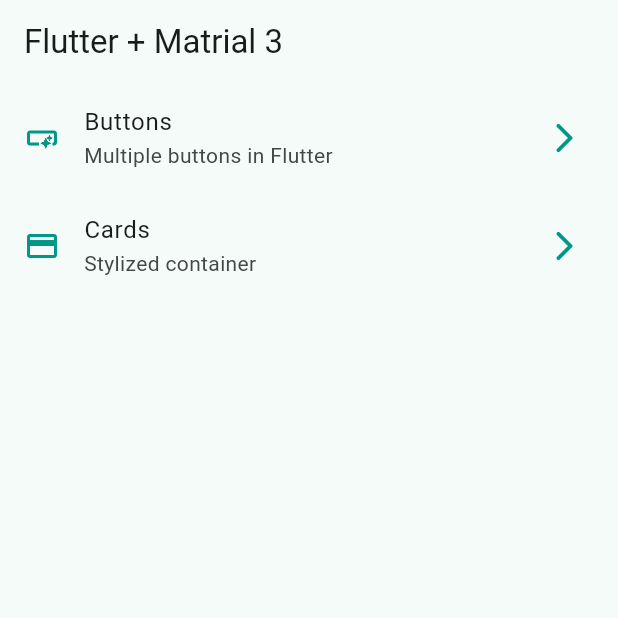
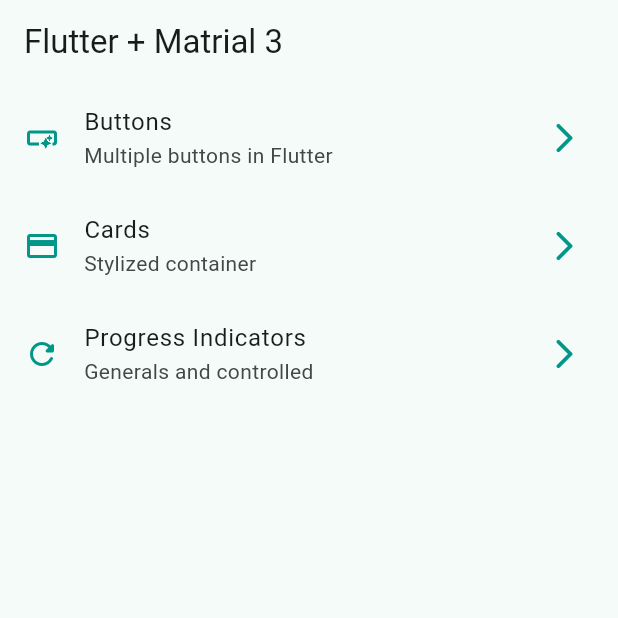
Before and after one commit to Dounder/widgets_app, a Flutter app: the screen it shows after launch, on a phone screen of 412 x 824 dp, the top half of it. Run offline on Flutter 3.47's test engine with Material 2 defaults, Android fonts, the phone set to English and light mode, and no system bars; our stand-ins replace go_router.

Commit message:
done: progress indicator

```diff
--- a/lib/config/menu/menu_items.dart
+++ b/lib/config/menu/menu_items.dart
@@ -12,4 +12,9 @@ class MenuItem {
 const appMenuItems = <MenuItem>[
   MenuItem(title: 'Buttons', subTitle: 'Multiple buttons in Flutter', link: '/buttons', icon: Icons.smart_button),
   MenuItem(title: 'Cards', subTitle: 'Stylized container', link: '/cards', icon: Icons.credit_card),
+  MenuItem(
+      title: 'Progress Indicators',
+      subTitle: 'Generals and controlled',
+      link: '/progress',
+      icon: Icons.refresh_rounded),
 ];
--- a/lib/config/router/app_router.dart
+++ b/lib/config/router/app_router.dart
@@ -20,5 +20,10 @@ final appRouter = GoRouter(
       name: CardsScreen.name,
       builder: (context, state) => const CardsScreen(),
     ),
+    GoRoute(
+      path: '/progress',
+      name: ProgressScreen.name,
+      builder: (context, state) => const ProgressScreen(),
+    ),
   ],
 );
```
Also changed, not shown: lib/presentation/screens/progress/progress_screen.dart (+76 -1 lines).
